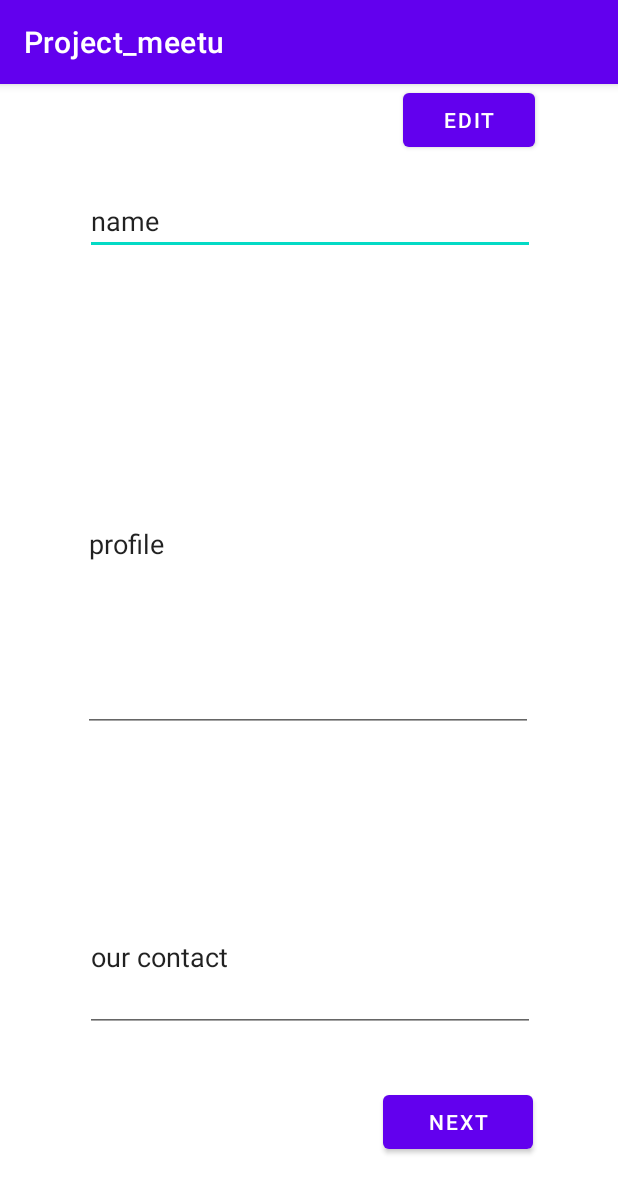
After one commit to HoyeonS/Project_Meetu, an Android app: the StatusActivity screen opened directly, with no data from a screen before it, on a phone screen of 412 x 824 dp. The commit adds this screen. Shown: the top 1193 px of the screen. Run offline under Robolectric (Android 15) with nearby library versions, the phone set to English and light mode, and no system bars.

Commit message:
Merge finished

```diff
--- /dev/null
+++ b/app/src/main/java/com/example/project_meetu/StatusActivity.java
@@ -0,0 +1,28 @@
+package com.example.project_meetu;
+
+import androidx.appcompat.app.AppCompatActivity;
+
+import android.content.Intent;
+import android.os.Bundle;
+import android.view.View;
+import android.widget.Button;
+
+public class StatusActivity extends AppCompatActivity {
+
+    private Button btn_next;
+
+    @Override
+    protected void onCreate(Bundle savedInstanceState) {
+        super.onCreate(savedInstanceState);
+        setContentView(R.layout.activity_status);
+
+        btn_next = findViewById(R.id.btn_next);
+        btn_next.setOnClickListener(new View.OnClickListener() {
+            @Override
+            public void onClick(View view) {
+                Intent intent = new Intent(StatusActivity.this,FriendActivity.class);
+                startActivity(intent);
+            }
+        });
+    }
+}
--- /dev/null
+++ b/app/src/main/res/layout/activity_status.xml
@@ -0,0 +1,68 @@
+<?xml version="1.0" encoding="utf-8"?>
+<androidx.constraintlayout.widget.ConstraintLayout xmlns:android="http://schemas.android.com/apk/res/android"
+    xmlns:app="http://schemas.android.com/apk/res-auto"
+    xmlns:tools="http://schemas.android.com/tools"
+    android:layout_width="match_parent"
+    android:layout_height="match_parent"
+    tools:context=".StatusActivity">
+
+    <EditText
+        android:id="@+id/et_name"
+        android:layout_width="300dp"
+        android:layout_height="wrap_content"
+        android:text="name"
+        app:layout_constraintBottom_toTopOf="@+id/et_profile"
+        app:layout_constraintEnd_toEndOf="parent"
+        app:layout_constraintHorizontal_bias="0.504"
+        app:layout_constraintStart_toStartOf="parent"
+        app:layout_constraintTop_toTopOf="parent"
+        tools:ignore="MissingConstraints" />
+
+    <EditText
+        android:id="@+id/et_profile"
+        android:layout_width="300dp"
+        android:layout_height="250dp"
+        android:layout_marginBottom="336dp"
+        android:text="profile"
+        app:layout_constraintBottom_toBottomOf="parent"
+        app:layout_constraintEnd_toEndOf="parent"
+        app:layout_constraintHorizontal_bias="0.495"
+        app:layout_constraintStart_toStartOf="parent"
+        tools:ignore="MissingConstraints" />
+
+    <EditText
+        android:id="@+id/et_contact"
+        android:layout_width="300dp"
+        android:layout_height="100dp"
+        android:layout_marginBottom="136dp"
+        android:text="our contact"
+        app:layout_constraintBottom_toBottomOf="parent"
+        app:layout_constraintEnd_toEndOf="parent"
+        app:layout_constraintHorizontal_bias="0.504"
+        app:layout_constraintStart_toStartOf="parent"
+        tools:ignore="MissingConstraints" />
+
+    <Button
+        android:id="@+id/btn_edit_profile"
+        android:layout_width="wrap_content"
+        android:layout_height="wrap_content"
+        android:text="edit"
+        app:layout_constraintEnd_toEndOf="parent"
+        app:layout_constraintHorizontal_bias="0.829"
+        app:layout_constraintStart_toStartOf="parent"
+        tools:ignore="MissingConstraints"
+        tools:layout_editor_absoluteY="418dp" />
+
+    <Button
+        android:id="@+id/btn_next"
+        android:layout_width="100dp"
+        android:layout_height="wrap_content"
+        android:layout_marginBottom="52dp"
+        android:text="next"
+        app:layout_constraintBottom_toBottomOf="parent"
+        app:layout_constraintEnd_toEndOf="parent"
+        app:layout_constraintHorizontal_bias="0.819"
+        app:layout_constraintStart_toStartOf="parent"
+        tools:ignore="MissingConstraints" />
+
+</androidx.constraintlayout.widget.ConstraintLayout>
```
Also changed, not shown: app/src/main/AndroidManifest.xml (+20 -6 lines), app/src/main/java/com/example/project_meetu/FriendActivity.java (added, +14 -0 lines), app/src/main/java/com/example/project_meetu/MainActivity.java (+9 -0 lines), app/src/main/res/layout/activity_friend_activity.xml (added, +70 -0 lines).
